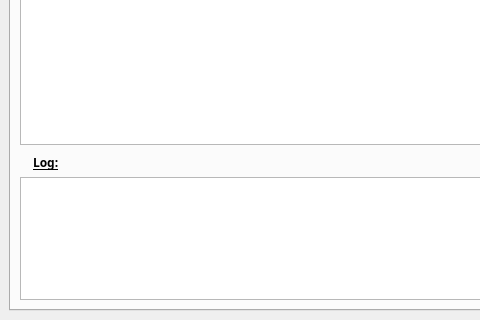
Qt form src/MainWindow.ui (SysAdminDoc/qBittorrent-Vanced) before a commit; both pictures show x 0 to 480 and y 256 to 576 of the 849 by 576 pixel window.
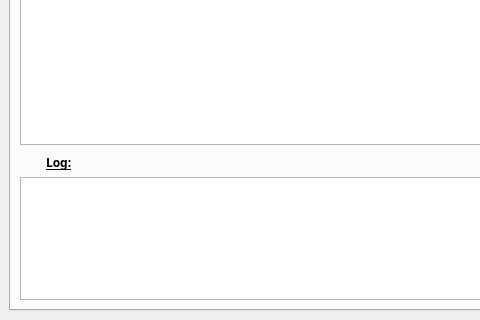
The same form after that commit.

Commit message: - Attempt to fix log title size on some computers

```diff
--- a/src/MainWindow.ui
+++ b/src/MainWindow.ui
@@ -268,6 +268,12 @@
             </property>
             <item>
              <widget class="QLabel" name="info_icon" >
+              <property name="minimumSize" >
+               <size>
+                <width>20</width>
+                <height>20</height>
+               </size>
+              </property>
               <property name="text" >
                <string/>
               </property>
```
